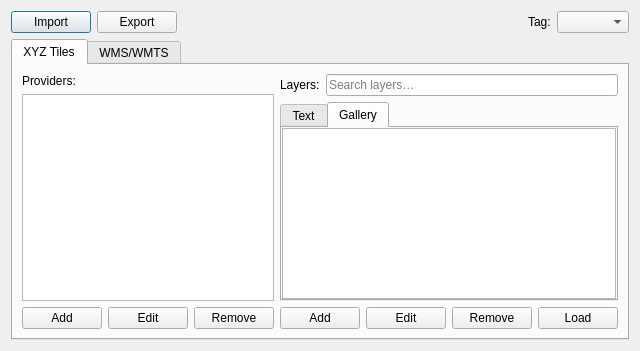
The window that ui/basemaps_dialog_base.ui (Fanchengyan/Basemaps) describes before a commit, drawn with Qt 5.
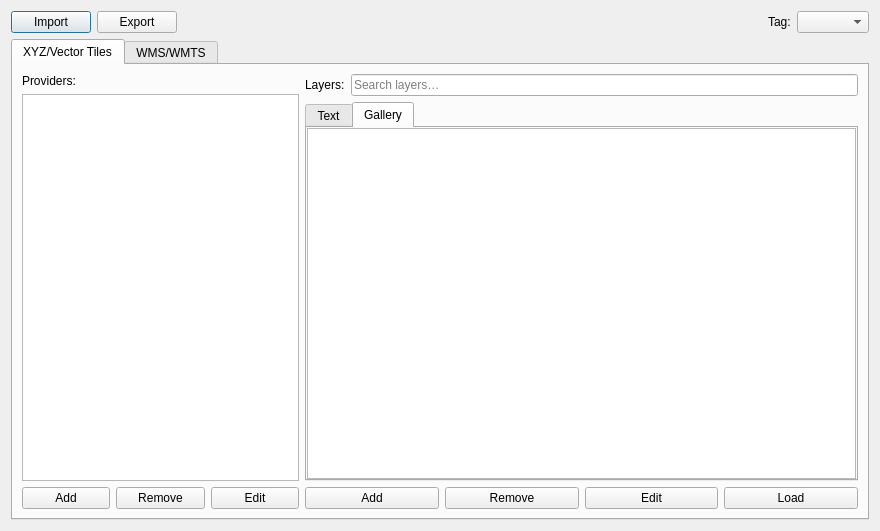
The same window after the commit. The open tabs and pages were chosen to show the change.

Commit message:
feat: tag badge with click-to-edit, vector tile support, auth improvements, and YAML tag updates:
- Tag filter/editor dropdowns, Gallery tag badge with click-to-edit
- Vector tile type (tile_type/style_url), well-known provider presets, auth warning
- Direct/override tag save mode, in-place persistence, Edit button reliability fixes
- EOX cloudless layers → Satellite; XYZ/NASA YAML updates; preview images

```diff
--- a/ui/basemaps_dialog_base.ui
+++ b/ui/basemaps_dialog_base.ui
@@ -6,8 +6,8 @@
    <rect>
     <x>0</x>
     <y>0</y>
-    <width>616</width>
-    <height>351</height>
+    <width>880</width>
+    <height>531</height>
    </rect>
   </property>
   <property name="windowTitle">
@@ -51,11 +51,7 @@
        </widget>
       </item>
       <item>
-       <widget class="QComboBox" name="tagFilterCombo">
-        <property name="minimumWidth">
-         <number>100</number>
-        </property>
-       </widget>
+      <widget class="QComboBox" name="tagFilterCombo"/>
       </item>
      </layout>
     </item>
@@ -66,7 +62,7 @@
      </property>
      <widget class="QWidget" name="xyzTab">
       <attribute name="title">
-       <string>XYZ Tiles</string>
+       <string>XYZ/Vector Tiles</string>
       </attribute>
       <layout class="QHBoxLayout" name="horizontalLayout_2" stretch="1,2">
        <item>
@@ -100,19 +96,6 @@
                </property>
               </widget>
             </item>
-            <item>
-              <widget class="QPushButton" name="btnEditProvider">
-               <property name="minimumSize">
-                <size>
-                 <width>0</width>
-                 <height>0</height>
-                </size>
-               </property>
-               <property name="text">
-                <string>Edit</string>
-               </property>
-              </widget>
-            </item>
             <item>
               <widget class="QPushButton" name="btnRemoveProvider">
                <property name="minimumSize">
@@ -126,6 +109,19 @@
                </property>
               </widget>
             </item>
+           <item>
+            <widget class="QPushButton" name="btnEditProvider">
+             <property name="minimumSize">
+              <size>
+               <width>0</width>
+               <height>0</height>
+              </size>
+             </property>
+             <property name="text">
+              <string>Edit</string>
+             </property>
+            </widget>
+           </item>
            </layout>
           </item>
         </layout>
@@ -227,19 +223,6 @@
               </property>
              </widget>
             </item>
-            <item>
-             <widget class="QPushButton" name="btnEditBasemap">
-              <property name="minimumSize">
-               <size>
-                <width>0</width>
-                <height>0</height>
-               </size>
-              </property>
-              <property name="text">
-               <string>Edit</string>
-              </property>
-             </widget>
-            </item>
             <item>
              <widget class="QPushButton" name="btnRemoveBasemap">
               <property name="minimumSize">
@@ -253,6 +236,19 @@
               </property>
              </widget>
             </item>
+           <item>
+            <widget class="QPushButton" name="btnEditBasemap">
+             <property name="minimumSize">
+              <size>
+               <width>0</width>
+               <height>0</height>
+              </size>
+             </property>
+             <property name="text">
+              <string>Edit</string>
+             </property>
+            </widget>
+           </item>
             <item>
              <widget class="QPushButton" name="btnLoadBasemap">
               <property name="minimumSize">
```
Left out of the diff: 54 changed lines with no effect on the pictures. Lines whose indentation alone changed are shown as unchanged. The commit also changes 1339 other files.
